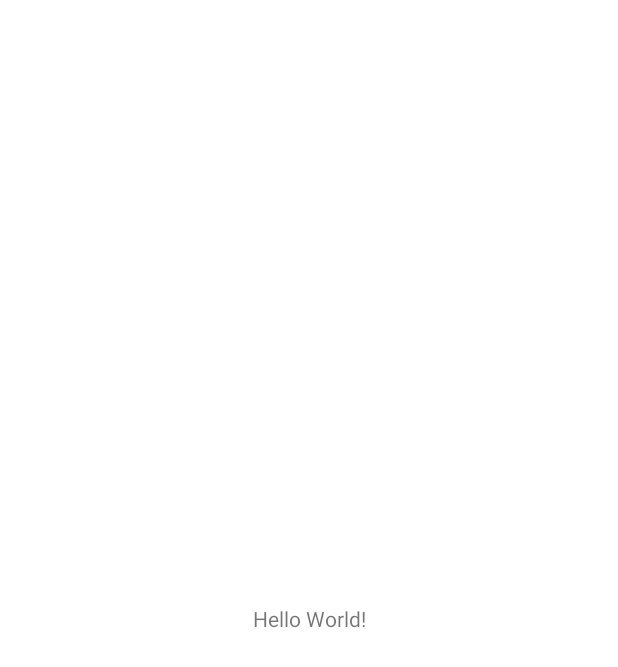
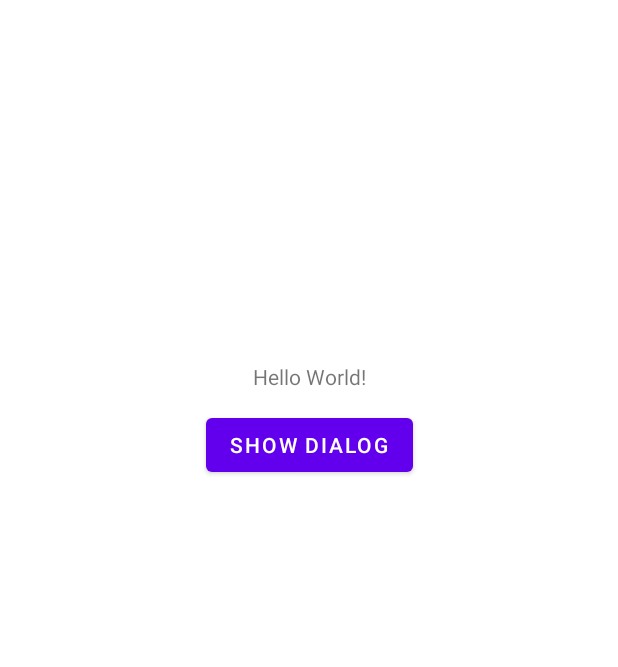
Before and after one commit to fada21/android-seedling, an Android app: the screen it shows after launch (MainActivity), on a phone screen of 412 x 824 dp. Before the commit the part shown is almost empty. Shown: the top 667 px of the screen. Run offline under Robolectric (Android 15) with nearby library versions, the phone set to English and light mode, and no system bars.

Commit message:
enhance dialog fragment using viewmodel to signal back dialog events

```diff
--- a/app/build.gradle
+++ b/app/build.gradle
@@ -53,6 +53,8 @@ dependencies {
     implementation "io.reactivex.rxjava2:rxkotlin:2.4.0"
     implementation "io.reactivex.rxjava2:rxandroid:2.1.1"
 
+    debugImplementation 'com.squareup.leakcanary:leakcanary-android:2.0-beta-3'
+
     // unit tests
     testImplementation 'junit:junit:4.12'
     testImplementation 'com.google.truth:truth:1.0'
--- a/app/src/main/java/com/fada21/android/seedling/MainActivity.kt
+++ b/app/src/main/java/com/fada21/android/seedling/MainActivity.kt
@@ -1,7 +1,7 @@
 package com.fada21.android.seedling
 
+import android.os.Bundle
 import androidx.appcompat.app.AppCompatActivity
-import android.os.Bundle
 
 class MainActivity : AppCompatActivity() {
 
@@ -9,4 +9,5 @@ class MainActivity : AppCompatActivity() {
         super.onCreate(savedInstanceState)
         setContentView(R.layout.activity_main)
     }
+
 }
--- /dev/null
+++ b/app/src/main/java/com/fada21/android/seedling/MainFragment.kt
@@ -0,0 +1,37 @@
+package com.fada21.android.seedling
+
+import android.os.Bundle
+import android.util.Log
+import android.view.LayoutInflater
+import android.view.View
+import android.view.ViewGroup
+import androidx.fragment.app.Fragment
+import com.fada21.android.seedling.dialogs.NewDialogInfo
+import com.fada21.android.seedling.dialogs.dialogFragmentDisplayer
+import kotlinx.android.synthetic.main.main.*
+
+class MainFragment : Fragment() {
+
+    override fun onCreateView(
+        inflater: LayoutInflater,
+        container: ViewGroup?,
+        savedInstanceState: Bundle?
+    ): View? = inflater.inflate(R.layout.main, container, false)
+
+    override fun onActivityCreated(savedInstanceState: Bundle?) {
+        super.onActivityCreated(savedInstanceState)
+        dialog_button.setOnClickListener {
+            val singleChoiceItemsList = TestSingleChoiceItemsList()
+            val newDialogInfo = NewDialogInfo(
+                title = "test title",
+//                message = "test message",
+                positiveButton = "OK",
+                singleChoiceItemsList = singleChoiceItemsList
+            )
+            dialogFragmentDisplayer(
+                dialogInfo = newDialogInfo,
+                onDialogEvent = { Log.d("Dialogs", "$it") }
+            ).display()
+        }
+    }
+}
--- a/app/src/main/res/layout/activity_main.xml
+++ b/app/src/main/res/layout/activity_main.xml
@@ -1,18 +1,16 @@
 <?xml version="1.0" encoding="utf-8"?>
 <androidx.constraintlayout.widget.ConstraintLayout xmlns:android="http://schemas.android.com/apk/res/android"
-    xmlns:app="http://schemas.android.com/apk/res-auto"
     xmlns:tools="http://schemas.android.com/tools"
     android:layout_width="match_parent"
     android:layout_height="match_parent"
-    tools:context=".MainActivity">
+    tools:context=".MainActivity"
+    >
 
-    <TextView
-        android:layout_width="wrap_content"
-        android:layout_height="wrap_content"
-        android:text="Hello World!"
-        app:layout_constraintBottom_toBottomOf="parent"
-        app:layout_constraintLeft_toLeftOf="parent"
-        app:layout_constraintRight_toRightOf="parent"
-        app:layout_constraintTop_toTopOf="parent" />
+    <fragment
+        android:id="@+id/main_container"
+        android:name="com.fada21.android.seedling.MainFragment"
+        android:layout_width="match_parent"
+        android:layout_height="match_parent"
+        />
 
 </androidx.constraintlayout.widget.ConstraintLayout>
--- /dev/null
+++ b/app/src/main/res/layout/main.xml
@@ -0,0 +1,33 @@
+<?xml version="1.0" encoding="utf-8"?>
+<androidx.constraintlayout.widget.ConstraintLayout xmlns:android="http://schemas.android.com/apk/res/android"
+    xmlns:app="http://schemas.android.com/apk/res-auto"
+    xmlns:tools="http://schemas.android.com/tools"
+    android:layout_width="match_parent"
+    android:layout_height="match_parent"
+    tools:context=".MainActivity"
+    >
+
+    <TextView
+        android:id="@+id/main_text"
+        android:layout_width="wrap_content"
+        android:layout_height="wrap_content"
+        android:text="Hello World!"
+        app:layout_constraintVertical_bias="0.3"
+        app:layout_constraintBottom_toBottomOf="parent"
+        app:layout_constraintLeft_toLeftOf="parent"
+        app:layout_constraintRight_toRightOf="parent"
+        app:layout_constraintTop_toTopOf="parent"
+        />
+
+    <Button
+        android:id="@+id/dialog_button"
+        android:layout_width="wrap_content"
+        android:layout_height="wrap_content"
+        android:layout_marginTop="12dp"
+        android:text="Show dialog"
+        app:layout_constraintLeft_toLeftOf="parent"
+        app:layout_constraintRight_toRightOf="parent"
+        app:layout_constraintTop_toBottomOf="@+id/main_text"
+        />
+
+</androidx.constraintlayout.widget.ConstraintLayout>
```
Also changed, not shown: app/src/main/java/com/fada21/android/seedling/TestSingleChoiceItemsList.kt (added, +19 -0 lines), app/src/main/java/com/fada21/android/seedling/dialogs/DialogViewModel.kt (added, +19 -0 lines), app/src/main/java/com/fada21/android/seedling/dialogs/NewDialogDisplayer.kt (added, +59 -0 lines), app/src/main/java/com/fada21/android/seedling/dialogs/NewDialogFragment.kt (added, +87 -0 lines).
